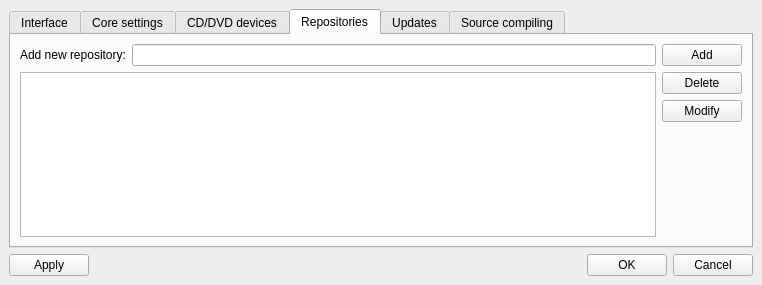
The window that mpkg/manager/preferencesbox.ui (BackupTheBerlios/mops) describes before a commit, drawn with Qt 5.
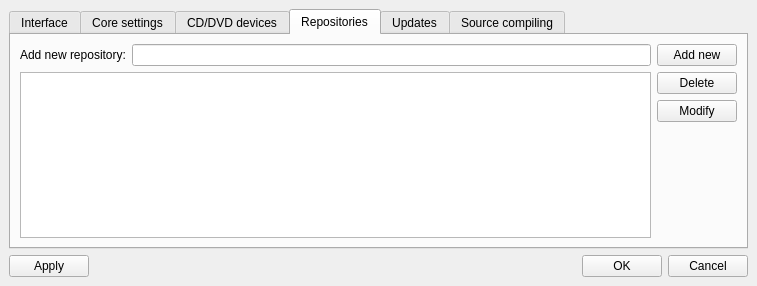
The same window after the commit. The open tabs and pages were chosen to show the change.

```diff
--- a/mpkg/manager/preferencesbox.ui
+++ b/mpkg/manager/preferencesbox.ui
@@ -5,8 +5,8 @@
    <rect>
     <x>0</x>
     <y>0</y>
-    <width>762</width>
-    <height>285</height>
+    <width>757</width>
+    <height>286</height>
    </rect>
   </property>
   <property name="windowTitle" >
@@ -516,7 +516,7 @@
              <item row="0" column="0" >
               <widget class="QPushButton" name="addRepositoryButton" >
                <property name="text" >
-                <string>Add</string>
+                <string>Add new</string>
                </property>
               </widget>
              </item>
```
Left out of the diff: 2 changed lines with no effect on the pictures.
